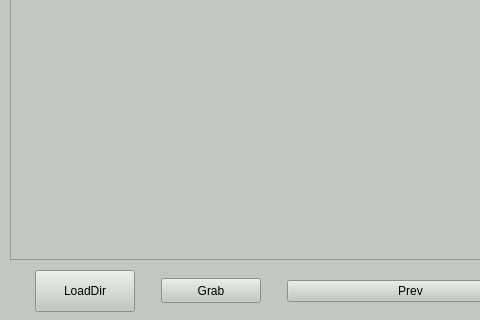
Qt form label.ui (chopin1998/label_it) before a commit; both pictures show x 0 to 480 and y 480 to 800 of the 1280 by 800 pixel window.
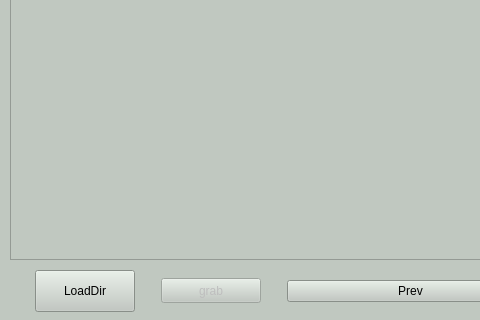
The same form after that commit.

Commit message: enable right mouse click to grab, left mouse pan/zoom

```diff
--- a/label.ui
+++ b/label.ui
@@ -139,6 +139,9 @@
     </item>
     <item>
      <widget class="QPushButton" name="grabBtn">
+      <property name="enabled">
+       <bool>false</bool>
+      </property>
       <property name="maximumSize">
        <size>
         <width>100</width>
@@ -149,7 +152,7 @@
        <bool>false</bool>
       </property>
       <property name="text">
-       <string>Grab</string>
+       <string>grab</string>
       </property>
       <property name="autoRepeat">
        <bool>false</bool>
```
The commit also changes 2 other files.
